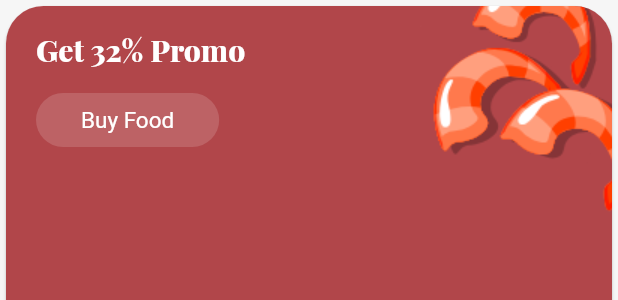
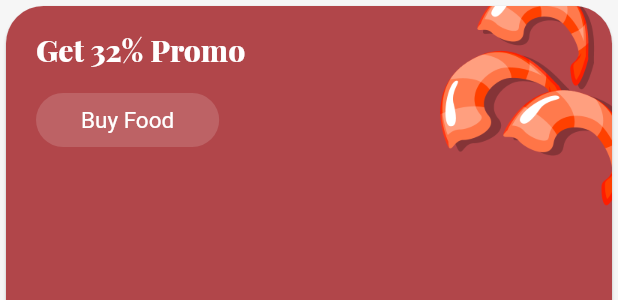
Before and after one commit to copmorty/flutter_sushiman_ui, a Flutter app: the _Banner widget shown alone on an empty page, opened directly, on a phone screen of 412 x 824 dp. Shown: the top 300 px of the screen. Run offline on Flutter 3.47's test engine with Material 2 defaults, Android fonts, the phone set to English and light mode, and no system bars; our stand-ins replace decimal, google_fonts.

Commit message:
Enhance asset images with better quality

```diff
--- a/lib/screens/home/home_header.dart
+++ b/lib/screens/home/home_header.dart
@@ -39,7 +39,10 @@ class _Banner extends StatelessWidget {
               Positioned(
                 top: -40,
                 right: -50,
-                child: Image.asset('assets/images/illustrations/shrimps.png'),
+                child: Image.asset(
+                  'assets/images/illustrations/shrimps.png',
+                  width: 200,
+                ),
               ),
               Padding(
                 padding: const EdgeInsets.symmetric(horizontal: 20),
--- a/lib/shared/data/data_source.dart
+++ b/lib/shared/data/data_source.dart
@@ -15,7 +15,7 @@ const _omeletteIngredient = Ingredient('Omelette', 'assets/images/illustrations/
 
 final _sushiDishType = DishType(
   'Sushi',
-  'assets/images/illustrations/ebi.png',
+  'assets/images/illustrations/ebi_100.png',
   [
     Dish('Original Sushi', 'assets/images/illustrations/original_sushi.png', Decimal.fromInt(21), Decimal.parse('4.8'), _descriptionText, [_riceIngredient, _tunaIngredient, _soySauceIngredient]),
     Dish('Shrimp Sushi', 'assets/images/illustrations/shrimp_sushi.png', Decimal.fromInt(23), Decimal.parse('4.8'), _descriptionText, [_riceIngredient, _shrimpIngredient, _soySauceIngredient]),
@@ -26,7 +26,7 @@ final _sushiDishType = DishType(
 
 final _ramenDishType = DishType(
   'Ramen',
-  'assets/images/illustrations/noodles.png',
+  'assets/images/illustrations/noodles_100.png',
   [
     Dish('Noodles', 'assets/images/illustrations/noodles.png', Decimal.fromInt(15), Decimal.parse('4.0'), _descriptionText, []),
     Dish('Miso', 'assets/images/illustrations/miso.png', Decimal.fromInt(18), Decimal.parse('4.3'), _descriptionText, []),
@@ -36,7 +36,7 @@ final _ramenDishType = DishType(
 
 final _makiDishType = DishType(
   'Maki',
-  'assets/images/illustrations/tekkamaki.png',
+  'assets/images/illustrations/tekkamaki_100.png',
   [
     Dish('Tekkamaki', 'assets/images/illustrations/tekkamaki.png', Decimal.fromInt(30), Decimal.parse('4.9'), _descriptionText, []),
     Dish('Salmon Eggs', 'assets/images/illustrations/salmon_eggs.png', Decimal.fromInt(21), Decimal.parse('5'), _descriptionText, []),
--- a/lib/shared/widgets/dish_rectangular_card.dart
+++ b/lib/shared/widgets/dish_rectangular_card.dart
@@ -16,12 +16,14 @@ class DishRectangularCard extends StatelessWidget {
       child: Card(
         elevation: 0.2,
         shape: RoundedRectangleBorder(borderRadius: BorderRadius.circular(25)),
+        child: Padding(
+          padding: const EdgeInsets.symmetric(vertical: 10),
           child: Row(
             children: [
               Expanded(
                 flex: 3,
                 child: Column(
-                children: [Image.asset(dish.picture)],
+                  children: [Image.asset(dish.picture, width: 80,)],
                 ),
               ),
               Expanded(
@@ -71,6 +73,7 @@ class DishRectangularCard extends StatelessWidget {
             ],
           ),
         ),
+      ),
     );
   }
 }
```
Also changed, not shown: assets/images/illustrations/ebi.png, assets/images/illustrations/ebi_100.png (added), assets/images/illustrations/miso.png, assets/images/illustrations/noodles.png, assets/images/illustrations/noodles_100.png (added), assets/images/illustrations/original_sushi.png, assets/images/illustrations/salmon_eggs.png, assets/images/illustrations/shio.png, assets/images/illustrations/shrimp_sushi.png, assets/images/illustrations/shrimps.png, assets/images/illustrations/tamago.png, assets/images/illustrations/tekkamaki.png, assets/images/illustrations/tekkamaki_100.png (added). Lines whose indentation alone changed are shown as unchanged.
